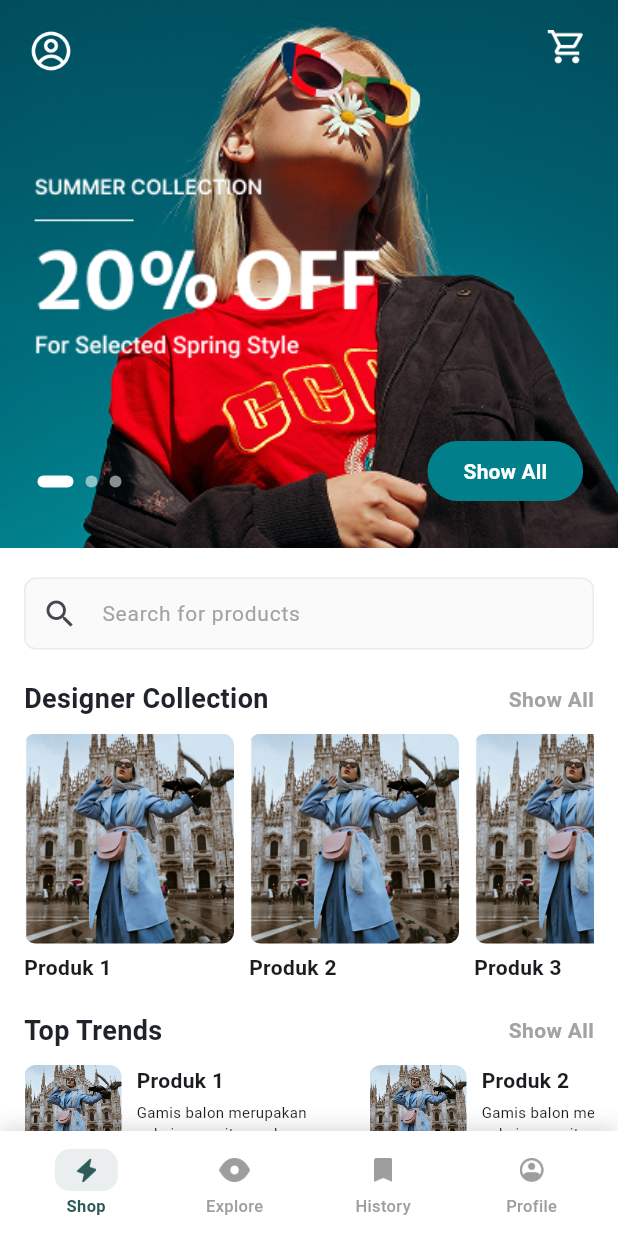
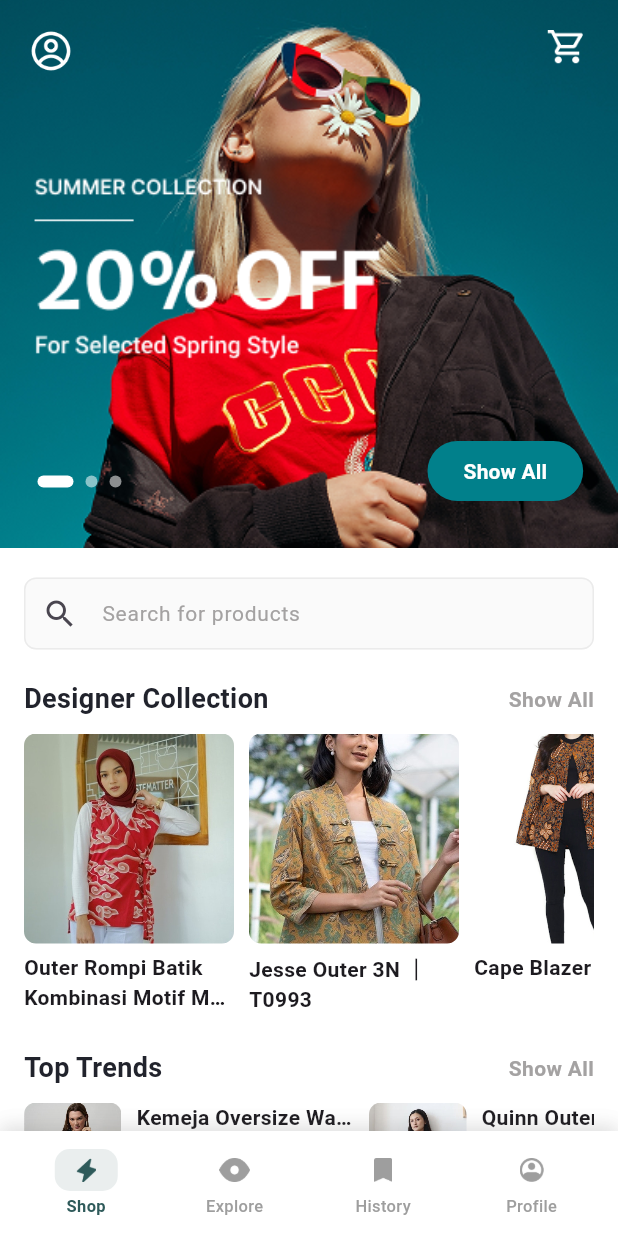
Before and after one commit to dinaaalyh/tailor-project, a Flutter app: the screen it shows after launch, on a phone screen of 412 x 824 dp. Run offline on Flutter 3.47's test engine with Material 3 defaults, Android fonts, the phone set to English and light mode, and no system bars; drawn by our look-alikes of carousel_slider, smooth_page_indicator; our stand-ins replace bloc, eva_icons_flutter, flutter_bloc, get, get_storage, google_fonts.

Commit message:
feat: add product data model and implement designer collection and top trends sections

```diff
--- /dev/null
+++ b/lib/data/model/products_data.dart
@@ -0,0 +1,167 @@
+import 'package:tailor_project/utils/assets.gen.dart';
+
+class Product {
+  final String name;
+  final String description;
+  final AssetGenImage image;
+  final String price;
+
+  Product({
+    required this.name,
+    required this.description,
+    required this.image,
+    required this.price,
+  });
+}
+
+class ProductCategory {
+  final String title;
+  final List<Product> products;
+
+  ProductCategory({
+    required this.title,
+    required this.products,
+  });
+}
+
+final List<ProductCategory> ProductCategories = [
+  ProductCategory(
+    title: 'Designer Collection',
+    products: [
+      Product(
+        name: 'Outer Rompi Batik Kombinasi Motif Mega Mendung',
+        description: 'Vest batik bermotif megamendung khas Cirebon ini bisa Anda pilih untuk outfit liburan dan hang out. Tidak seperti vest lainnya, Batik Trusmi memberikan potongan yang lebih unik dengan menambahkan tali samping. Alhasil, model vest ini terlihat menyerupai kimono sekaligus double breasted vest dari depan. Warnanya yang merah menyala tentu membuat OOTD Anda lebih ceria.',
+        image: Assets.images.desCol1,
+        price: 'Rp355.000',
+      ),
+      Product(
+        name: 'Jesse Outer 3N ｜ T0993',
+        description: 'Blazer dari Nonarara menggunakan corak batik motif tiga negeri. Tampak warna merah dari batik Lasem, biru dari Pekalongan, dan cokelat sogan dari batik Solo. Perpaduan motif batik ini memberikan kesan klasik yang kuat, tetapi Anda tetap dapat memadukannya dengan pakaian modern, seperti jumpsuit putih. Lapisan tricot membuat blazer terlihat lebih kokoh dan menonjol saat dikenakan. Untuk dipakai ke kantor atau berjalan-jalan di mal setelah jam kerja, pakaian ini bisa jadi outfit yang tepat. Terusan formal juga terlihat elegan jika dipadukan dengan outer ini.',
+        image: Assets.images.desCol2,
+        price: 'Rp325.000',
+      ),
+      Product(
+        name: 'Cape Blazer',
+        description: 'Blazer batik model cape ini akan memberi Anda tampilan yang elegan. Anda bisa terlihat feminin sekaligus berwibawa hanya dengan menggunakan blazer ini. Selain itu, pilihan warna dan corak batik dari blazer ini pun sangat variatif dan menarik. Tidak heran produk ini digemari kaum milenial, ya. Desainnya fleksibel cocok digunakan ke berbagai acara, baik kasual maupun acara formal sekalipun.',
+        image: Assets.images.desCol3,
+        price: 'Rp400.000',
+      ),
+      Product(
+        name: 'Myesha ｜ 4601/4602',
+        description: 'Jika Anda ingin terlihat lebih tinggi dan langsing, produk ini patut dicoba. Pasalnya, blazer ini menggunakan desain open front dengan garis vertikal yang mempertegas kelim blazer bagian depan. Garis vertikal tersebut memberi ilusi tubuh jadi terlihat lebih jenjang. Corak batiknya merupakan motif kombinasi. Motif di bagian atas dan bawah yang berbeda tampak menarik. Pilihan warnanya pun tidak terlalu mencolok sehingga mudah dipadukan dengan atasan monokrom. Selain untuk acara formal, Anda juga pasti terlihat modis dalam suasana kasual, deh!',
+        image: Assets.images.desCol4,
+        price: 'Rp479.500',
+      ),
+      Product(
+        name: 'Blazer PA Wahyu Tumurun Sogan',
+        description: 'Bosan memakai blazer polos biasa saat ke kantor? Blazer batik motif klasik adalah pilihan tepat untuk Anda. Blazer dari Batik Semar menggunakan motif sogan dengan warna cokelat tua. Motif batik ini akan membuat Anda tampil lebih karismatik saat kegiatan kantor dan acara formal. Anda dapat memadukannya dengan outfit serbahitam ataupun warna krem dan cokelat yang netral.',
+        image: Assets.images.desCol5,
+        price: '645.000',
+      ),
+    ],
+  ),
+  ProductCategory(
+    title: 'Top Trends',
+    products: [
+      Product(
+        name: 'Kemeja Oversize Wanita Lengan Panjang Satin ｜ 00653',
+        description: 'Siapa bilang kemeja hitam polos hanya bisa memberikan tampilan yang biasa? Kemeja ini bisa jadi salah satu pengecualian. Tekstur kemeja berbahan satin ini licin sehingga jatuh saat dikenakan. Selain itu, kilau satinnya dapat membuat Anda terlihat elegan. Kombinasikan saja dengan celana kain berwarna kontras, lalu kenakan high heels Anda untuk menghasilkan tampilan formal.',
+        image: Assets.images.topTrends1,
+        price: '400.000',
+      ),
+      Product(
+        name: 'Quinn Outer Shirt',
+        description: 'Produk berikut barangkali pas untuk Anda yang mudah bosan dengan satu tampilan saja. Pasalnya, produk dari MSMO ini dapat Anda kenakan sebagai kemeja biasa dan bisa juga sebagai outer. Dengan variasi kancing besar berwarna kontras dan tekstur khas linen yang jelas, outer shirt ini jauh dari kata plain. Dengan dua gaya yang dapat dipilih, mix and match saat memilih outfit tentu lebih asyik!',
+        image: Assets.images.topTrends2,
+        price: '120.000',
+      ),
+      Product(
+        name: 'Kemeja Crop Sizu',
+        description: 'Dengan model cropped, kemeja ini akan cocok untuk Anda yang hobi mix and match outfit dan terbiasa tampil fashionable. Model crop-nya memberikan highlight pada bagian torso Anda. Potongannya yang slim fit akan membuat Anda tampil lebih energik. Padukan kemeja ini dengan celana highwaist, lalu jadikan sebagai outfit hangout dan kegiatan santai Anda bersama teman-teman.',
+        image: Assets.images.topTrends3,
+        price: '210.000',
+      ),
+      Product(
+        name: 'Seori Tops',
+        description: 'Siapa bilang kemeja hitam selalu terkesan suram? Benhill menawarkan kemeja hitam dengan model lengan puff yang memberi kesan manis. Lengan bermodel mengembang ini menjadi solusi bagi Anda yang ingin membuat tubuh yang kurus tampak lebih berisi. Selain itu, lengan puff mampu memberikan kesan modis, serta menjadi aksen unik untuk meramaikan visual Anda. Bagian bawah kemeja ini pun didesain melebar sehingga membuat gerak tubuh Anda makin leluasa.',
+        image: Assets.images.topTrends4,
+        price: '499.000',
+      ),
+      Product(
+        name: 'Aria Crop Shirt',
+        description: 'Momen bersantai atau hang out tentu lebih baik menggunakan busana yang simpel dan nyaman dikenakan. Busana tersebut juga wajib bernuansa santai supaya sesuai dengan vibes momen tersebut. Nah, Anda bisa memilih Aria Crop Shirt sebagai opsi baju nongkrong bersama teman-teman. Dengan model oversized dan bahan kain lembut serta adem, Anda akan betah berlama-lama mengenakannya. Terutama bagi Anda yang aktif, pakaian yang mendukung kemudahan bergerak akan sangat dibutuhkan.',
+        image: Assets.images.topTrends5,
+        price: '149.000',
+      ),
+    ],
+  ),
+  ProductCategory(
+    title: 'Gamis',
+    products: [
+      Product(
+        name: 'Gamis Polos',
+        description: 'Gamis polos dengan bahan adem dan nyaman dipakai.',
+        image: Assets.images.product9,
+        price: '645.000',
+      ),
+      Product(
+        name: 'Gamis Modern',
+        description: 'Desain elegan untuk acara formal.',
+        image: Assets.images.product9,
+        price: '645.000',
+      ),
+      Product(
+        name: 'Gamis Polos',
+        description: 'Gamis polos dengan bahan adem dan nyaman dipakai.',
+        image: Assets.images.product9,
+        price: '645.000',
+      ),
+      Product(
+        name: 'Gamis Modern',
+        description: 'Desain elegan untuk acara formal.',
+        image: Assets.images.product9,
+        price: '645.000',
+      ),
+      Product(
+        name: 'Gamis Modern',
+        description: 'Desain elegan untuk acara formal.',
+        image: Assets.images.product9,
+        price: '645.000',
+      ),
+    ],
+  ),
+  ProductCategory(
+    title: 'Atasan',
+    products: [
+      Product(
+        name: 'Blouse Wanita',
+        description: 'Blouse cantik untuk tampilan santai.',
+        image: Assets.images.product9,
+        price: '645.000',
+      ),
+      Product(
+        name: 'Kemeja Pria',
+        description: 'Kemeja elegan untuk tampilan formal.',
+        image: Assets.images.product9,
+        price: '645.000',
+      ),
+    ],
+  ),
+  ProductCategory(
+    title: 'Celana',
+    products: [
+      Product(
+        name: 'Celana Jeans',
+        description: 'Celana jeans yang nyaman dan stylish.',
+        image: Assets.images.celana1,
+        price: 'Rp250.000',
+      ),
+      Product(
+        name: 'Celana Kulot',
+        description: 'Kulot ringan cocok untuk kegiatan harian.',
+        image: Assets.images.celana2,
+        price: 'Rp200.000',
+      ),
+    ],
+  ),
+];
--- /dev/null
+++ b/lib/representative/screen/all_products_fragment/all_products_screen.dart
@@ -0,0 +1,15 @@
+import 'package:flutter/material.dart';
+
+class AllProductsScreen extends StatefulWidget {
+  const AllProductsScreen({super.key});
+
+  @override
+  State<AllProductsScreen> createState() => _AllProductsScreenState();
+}
+
+class _AllProductsScreenState extends State<AllProductsScreen> {
+  @override
+  Widget build(BuildContext context) {
+    return Scaffold();
+  }
+}
--- a/lib/representative/screen/home_fragment/home_fragment_screen.dart
+++ b/lib/representative/screen/home_fragment/home_fragment_screen.dart
@@ -52,8 +52,8 @@ class _HomeFragmentScreenState extends State<HomeFragmentScreen> {
                   ),
                 ),
               ),
-              const DesignerCollection(),
-              const TopTrends(),
+              DesignerCollection(),
+              TopTrends(),
             ],
           ),
         ),
--- a/lib/representative/screen/home_fragment/widgets/designer_collection.dart
+++ b/lib/representative/screen/home_fragment/widgets/designer_collection.dart
@@ -1,10 +1,12 @@
 import 'package:flutter/material.dart';
-import 'package:tailor_project/data/model/home_products_model.dart';
+import 'package:tailor_project/data/model/products_data.dart';
 import 'package:tailor_project/representative/screen/show_product_baju.dart';
 import 'package:tailor_project/utils/colors.dart';
 
 class DesignerCollection extends StatelessWidget {
-  const DesignerCollection({super.key});
+  DesignerCollection({super.key});
+
+  final designerProducts = ProductCategories.firstWhere((category) => category.title == 'Designer Collection').products;
 
   @override
   Widget build(BuildContext context) {
@@ -40,11 +42,12 @@ class DesignerCollection extends StatelessWidget {
           ),
           const SizedBox(height: 10),
           SizedBox(
-            height: 185,
+            height: 210,
             child: ListView.builder(
               scrollDirection: Axis.horizontal,
-              itemCount: 5,
+              itemCount: designerProducts.length,
               itemBuilder: (context, index) {
+                final product = designerProducts[index];
                 return Container(
                   width: 140,
                   margin: const EdgeInsets.only(right: 10.0),
@@ -53,7 +56,7 @@ class DesignerCollection extends StatelessWidget {
                     children: [
                       ClipRRect(
                         borderRadius: BorderRadius.circular(8.0),
-                        child: productImages[index].image(
+                        child: product.image.image(
                           width: 140,
                           height: 140,
                           fit: BoxFit.cover,
@@ -61,9 +64,11 @@ class DesignerCollection extends StatelessWidget {
                       ),
                       const SizedBox(height: 6),
                       Text(
-                        productNames[index],
+                        product.name,
                         style: const TextStyle(fontSize: 14, fontWeight: FontWeight.bold),
+                        maxLines: 2,
                         overflow: TextOverflow.ellipsis,
+                        softWrap: true,
                       ),
                     ],
                   ),
--- a/lib/representative/screen/home_fragment/widgets/hero_banner.dart
+++ b/lib/representative/screen/home_fragment/widgets/hero_banner.dart
@@ -1,6 +1,8 @@
 import 'package:carousel_slider/carousel_slider.dart';
 import 'package:flutter/material.dart';
 import 'package:smooth_page_indicator/smooth_page_indicator.dart';
+import 'package:tailor_project/representative/screen/all_products_fragment/all_products_screen.dart';
+import 'package:tailor_project/representative/screen/keranjang_screen.dart';
 import 'package:tailor_project/utils/assets.gen.dart';
 import 'package:tailor_project/utils/colors.dart';
 
@@ -74,7 +76,12 @@ class _HeroBannerState extends State<HeroBanner> {
                       child: Assets.icons.profileIcon.image(width: 28, height: 28),
                     ),
                     const Spacer(),
-                    Assets.icons.cartIcon.image(width: 28, height: 28),
+                    GestureDetector(
+                      onTap: () {
+                        Navigator.push(context, MaterialPageRoute(builder: (context) => const KeranjangScreen()));
+                      },
+                      child: Assets.icons.cartIcon.image(width: 28, height: 28),
+                    ),
                   ],
                 ),
               ],
@@ -85,7 +92,9 @@ class _HeroBannerState extends State<HeroBanner> {
           child: Padding(
             padding: const EdgeInsets.only(left: 285, top: 290, right: 20),
             child: OutlinedButton(
-              onPressed: () {},
+              onPressed: () {
+                Navigator.push(context, MaterialPageRoute(builder: (context) => const AllProductsScreen()));
+              },
               style: ElevatedButton.styleFrom(
                 backgroundColor: button,
                 side: BorderSide.none,
--- a/lib/representative/screen/home_fragment/widgets/top_trends.dart
+++ b/lib/representative/screen/home_fragment/widgets/top_trends.dart
@@ -1,10 +1,12 @@
 import 'package:flutter/material.dart';
-import 'package:tailor_project/data/model/home_products_model.dart';
+import 'package:tailor_project/data/model/products_data.dart';
 import 'package:tailor_project/representative/screen/top_trends.dart' as screen;
 import 'package:tailor_project/utils/colors.dart';
 
 class TopTrends extends StatelessWidget {
-  const TopTrends({super.key});
+  TopTrends({super.key});
+
+  final topTrendsProducts = ProductCategories.firstWhere((category) => category.title == 'Top Trends').products;
 
   @override
   Widget build(BuildContext context) {
@@ -43,8 +45,9 @@ class TopTrends extends StatelessWidget {
             height: 120,
             child: ListView.builder(
               scrollDirection: Axis.horizontal,
-              itemCount: 5,
+              itemCount: topTrendsProducts.length,
               itemBuilder: (context, index) {
+                final product = topTrendsProducts[index];
                 return Container(
                   width: 220,
                   margin: const EdgeInsets.only(right: 10.0),
@@ -53,7 +56,7 @@ class TopTrends extends StatelessWidget {
                     children: [
                       ClipRRect(
                         borderRadius: BorderRadius.circular(8.0),
-                        child: productImages[index].image(
+                        child: product.image.image(
                           width: 65,
                           height: 65,
                           fit: BoxFit.cover,
@@ -65,14 +68,14 @@ class TopTrends extends StatelessWidget {
                           crossAxisAlignment: CrossAxisAlignment.start,
                           children: [
                             Text(
-                              productNames[index],
+                              product.name,
                               style: const TextStyle(fontSize: 14, fontWeight: FontWeight.bold),
                               maxLines: 1,
                               overflow: TextOverflow.ellipsis,
                             ),
                             const SizedBox(height: 4),
                             Text(
-                              productDescription[index],
+                              product.description,
                               style: const TextStyle(fontSize: 10),
                               maxLines: 3,
                               overflow: TextOverflow.ellipsis,
--- a/lib/representative/screen/keranjang_fragment/keranjang_screen.dart
+++ b/lib/representative/screen/keranjang_screen.dart
@@ -74,16 +74,14 @@ class _KeranjangScreenState extends State<KeranjangScreen> {
         title: const Text('My Basket', style: TextStyle(fontWeight: FontWeight.w600)),
         leading: IconButton(
           icon: const Icon(Icons.arrow_back_ios_new_rounded),
-          onPressed: () {}, // TODO: navigator.pop()
+          onPressed: () {
+            Navigator.pop(context);
+          },
         ),
         actions: const [
           Padding(
             padding: EdgeInsets.only(right: 8),
             child: Icon(Icons.favorite, color: Color(0xFF890606)),
-          ),
-          Padding(
-            padding: EdgeInsets.only(right: 12),
-            child: Icon(Icons.shopping_cart, color: Colors.white),
           ),
         ],
       ),
--- a/lib/representative/screen/main_fragment/main_fragment_screen.dart
+++ b/lib/representative/screen/main_fragment/main_fragment_screen.dart
@@ -2,6 +2,7 @@ import 'package:flutter/material.dart';
 import 'package:flutter_bloc/flutter_bloc.dart';
 import 'package:tailor_project/data/state/bloc/main_fragment_bloc/main_fragment_bloc.dart';
 import 'package:tailor_project/main.dart';
+import 'package:tailor_project/representative/screen/all_products_fragment/all_products_screen.dart';
 import 'package:tailor_project/representative/screen/explore_fragment/explore_fragment_screen.dart';
 import 'package:tailor_project/representative/screen/history_fragment/history_fragment_screen.dart';
 import 'package:tailor_project/representative/screen/home_fragment/home_fragment_screen.dart';
@@ -44,6 +45,7 @@ class MainFragmentScreen extends StatelessWidget {
             const ExploreFragmentScreen(),
             const HistoryFragmentScreen(),
             const ProfileFragmentScreen(),
+            const AllProductsScreen(),
           ][state.selectedIndex],
           bottomNavigationBar: Container(
             decoration: BoxDecoration(
--- a/lib/utils/assets.gen.dart
+++ b/lib/utils/assets.gen.dart
@@ -129,6 +129,20 @@ class $AssetsImagesGen {
   /// File path: assets/images/product9.PNG
   AssetGenImage get product9 => const AssetGenImage('assets/images/product9.png');
 
+  //designer collection
+  AssetGenImage get desCol1 => const AssetGenImage('assets/images/designer-collection-1.jpeg');
+  AssetGenImage get desCol2 => const AssetGenImage('assets/images/designer-collection-2.jpg');
+  AssetGenImage get desCol3 => const AssetGenImage('assets/images/designer-collection-3.png');
+  AssetGenImage get desCol4 => const AssetGenImage('assets/images/designer-collection-4.jpg');
+  AssetGenImage get desCol5 => const AssetGenImage('assets/images/designer-collection-5.jpeg');
+
+   //top trends
+  AssetGenImage get topTrends1 => const AssetGenImage('assets/images/top-trends-1.jpg');
+  AssetGenImage get topTrends2 => const AssetGenImage('assets/images/top-trends-2.jpg');
+  AssetGenImage get topTrends3 => const AssetGenImage('assets/images/top-trends-3.jpg');
+  AssetGenImage get topTrends4 => const AssetGenImage('assets/images/top-trends-4.jpg');
+  AssetGenImage get topTrends5 => const AssetGenImage('assets/images/top-trends-5.jpg');
+
   //celana
   /// File path: assets/images/celana1.png
   AssetGenImage get celana1 => const AssetGenImage('assets/images/celana1.png');
@@ -182,6 +196,16 @@ class $AssetsImagesGen {
   /// List of all assets
   List<AssetGenImage> get values => [
         file,
+        topTrends1,
+        topTrends2,
+        topTrends3,
+        topTrends4,
+        topTrends5,
+        desCol1,
+        desCol2,
+        desCol3,
+        desCol4,
+        desCol5,
         designerProduct1,
         SplashScreen,
         googleLogo,
```
Also changed, not shown: assets/images/designer-collection-1.jpeg (added), assets/images/designer-collection-2.jpg (added), assets/images/designer-collection-3.png (added), assets/images/designer-collection-4.jpg (added), assets/images/designer-collection-5.jpeg (added), assets/images/top-trends-1.jpg (added), assets/images/top-trends-2.jpg (added), assets/images/top-trends-3.jpg (added), assets/images/top-trends-4.jpg (added), assets/images/top-trends-5.jpg (added).
